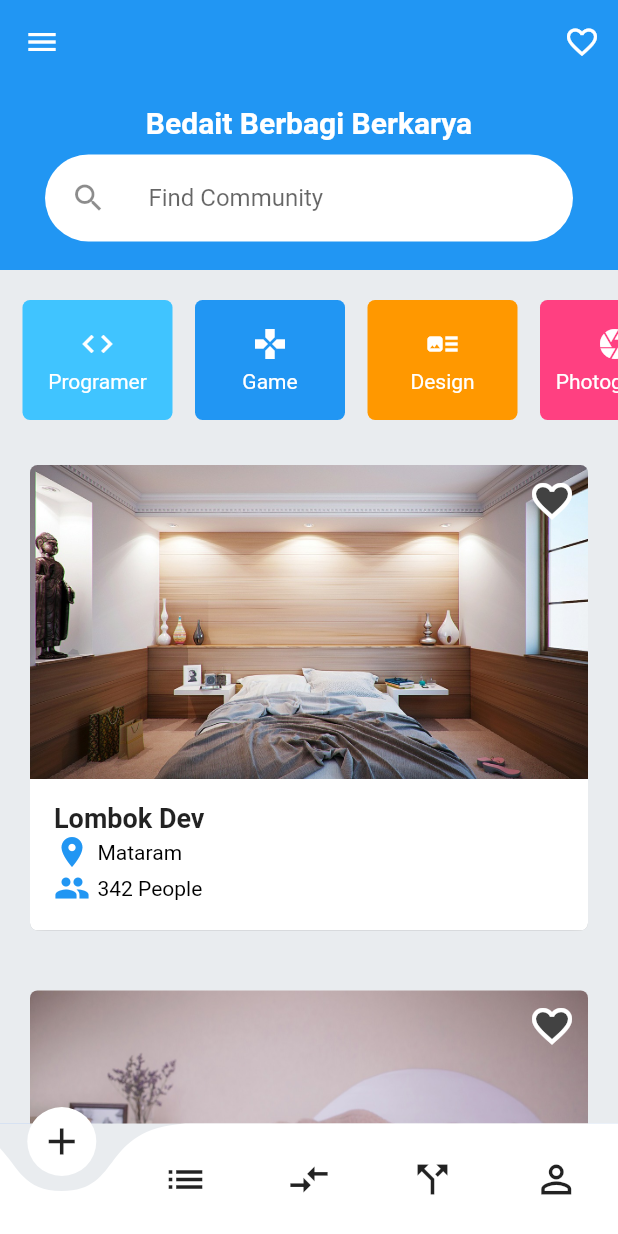
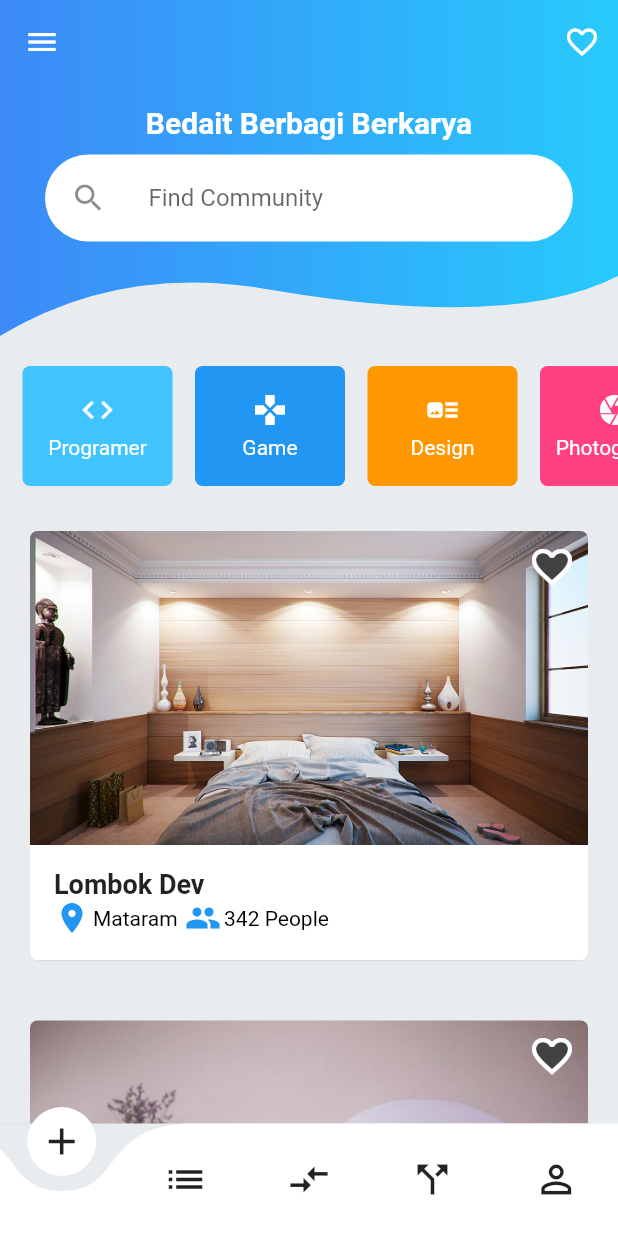
Before and after one commit to jiadmiftx/flutter-hack19-bedait, a Flutter app: the screen it shows after launch, on a phone screen of 412 x 824 dp. Run offline on Flutter 3.47's test engine with Material 2 defaults, Android fonts, the phone set to English and light mode, and no system bars; drawn by our look-alikes of curved_navigation_bar; our stand-ins replace flutter_custom_clippers.

Commit message:
Add Comunity Page

```diff
--- a/lib/main.dart
+++ b/lib/main.dart
@@ -5,6 +5,7 @@ import 'package:hackthon2019/screens/headset.dart';
 import 'package:hackthon2019/screens/home.dart';
 import 'package:hackthon2019/screens/hubs.dart';
 import 'package:hackthon2019/loginscreen/login.dart';
+import 'package:hackthon2019/screens/mycommunity.dart';
 void main() => runApp(MaterialApp(home: BottomNavBar()));
 
 class BottomNavBar extends StatefulWidget {
@@ -16,13 +17,13 @@ class _BottomNavBarState extends State<BottomNavBar> {
   int pageIndex = 0;
 
   //Membuat Pages
-  final HotelHomePage _home = HotelHomePage();
+  final HomeScreen _home = HomeScreen();
   final Headset _headset = Headset();
   final Hubs  _hubs = Hubs();
   final Had _had = Had();
-  final LoginPage _login = LoginPage();
+  final MyCommunityPage _mycommunity = MyCommunityPage();
 
-  Widget _showPage = new HotelHomePage();
+  Widget _showPage = new HomeScreen();
 
   Widget _pageChooser(int page){
     switch (page) {
@@ -30,7 +31,7 @@ class _BottomNavBarState extends State<BottomNavBar> {
       return _home;
       break;
       case 1:
-      return _headset;
+      return _mycommunity;
       break;
       case 2:
       return _hubs;
@@ -38,9 +39,7 @@ class _BottomNavBarState extends State<BottomNavBar> {
       case 3:
       return _had;
       break;
-      case 4:
-      return _login;
-      break;
+
       default:
       return new Container(
         child: new Center(
--- a/lib/screens/home.dart
+++ b/lib/screens/home.dart
@@ -1,4 +1,5 @@
 import 'package:flutter/material.dart';
+import 'package:hackthon2019/ui_component/clipper.dart';
 
 final List rooms = [
   {
@@ -6,7 +7,6 @@ final List rooms = [
     "title": "Lombok Dev",
     "location": "Mataram",
     "member": "342"
-
   },
   {
     "image": "assets/hotel/room2.jpg",
@@ -25,10 +25,10 @@ final List rooms = [
     "title": "Vintage room near Pashupatinath",
     "location": "Mataram",
     "member": "223"
-
   },
 ];
-class HotelHomePage extends StatelessWidget {
+
+class HomeScreen extends StatelessWidget {
   @override
   Widget build(BuildContext context) {
     return Scaffold(
@@ -36,62 +36,76 @@ class HotelHomePage extends StatelessWidget {
       body: CustomScrollView(
         slivers: <Widget>[
           SliverAppBar(
-            expandedHeight: 180.0,
-
-            // backgroundColor: Colors.cyan,
-
+            backgroundColor: Color(0xffe9ecef),
+            expandedHeight: 224.0,
             leading: IconButton(
-              icon: Icon(Icons.menu, color: Colors.white,),
-              onPressed: (){},
+              icon: Icon(
+                Icons.menu,
+                color: Colors.white,
+              ),
+              onPressed: () {},
             ),
             actions: <Widget>[
               IconButton(
-                icon: Icon(Icons.favorite_border, color: Colors.white,),
-                onPressed: (){},
+                icon: Icon(
+                  Icons.favorite_border,
+                  color: Colors.white,
+                ),
+                onPressed: () {},
               ),
             ],
             floating: true,
-            flexibleSpace:
-            ListView(
-
+            flexibleSpace: ClipPath(
+              clipper: Clipper(),
+              child: Container(
+                decoration: BoxDecoration(
+                    gradient: LinearGradient(
+                        colors: [Color(0xff3c8af7), Color(0xff27cafc)])),
+                child: ListView(
                   children: <Widget>[
-
-                SizedBox(height: 70.0,),
-                Text("Bedait Berbagi Berkarya", textAlign: TextAlign.center,style: TextStyle(
+                    SizedBox(
+                      height: 70.0,
+                    ),
+                    Text("Bedait Berbagi Berkarya",
+                        textAlign: TextAlign.center,
+                        style: TextStyle(
                             color: Colors.white,
                             fontWeight: FontWeight.bold,
-                  fontSize: 20.0
-                )),
+                            fontSize: 20.0)),
                     Container(
-                  margin: EdgeInsets.symmetric(horizontal: 30,vertical: 10),
+                      margin:
+                          EdgeInsets.symmetric(horizontal: 30, vertical: 10),
                       padding: EdgeInsets.all(5.0),
                       decoration: BoxDecoration(
                           color: Colors.white,
-                    borderRadius: BorderRadius.circular(40.0)
-                  ),
+                          borderRadius: BorderRadius.circular(40.0)),
                       child: TextField(
                         decoration: InputDecoration(
                           hintText: "Find Community",
                           border: InputBorder.none,
-                      icon: IconButton(onPressed: (){}, icon: Icon(Icons.search)),
+                          icon: IconButton(
+                              onPressed: () {}, icon: Icon(Icons.search)),
                         ),
                       ),
                     ),
                   ],
-            ) ,
                 ),
-          SliverToBoxAdapter(child: SizedBox(height: 10.0,),),
+              ),
+            ),
+          ),
+          SliverToBoxAdapter(
+            child: SizedBox(
+              height: 10.0,
+            ),
+          ),
           SliverToBoxAdapter(
             child: _buildCategories(),
           ),
           SliverList(
-
-            delegate: SliverChildBuilderDelegate(
-              (BuildContext context, int index) {
-                return _buildRooms(context,index);
-              },
-              childCount: 3
-            ),
+            delegate:
+                SliverChildBuilderDelegate((BuildContext context, int index) {
+              return _buildRooms(context, index);
+            }, childCount: 3),
           )
         ],
       ),
@@ -118,14 +132,21 @@ class HotelHomePage extends StatelessWidget {
                     Positioned(
                       right: 10,
                       top: 10,
-                      child: Icon(Icons.favorite, color: Colors.grey.shade800,size: 28.0,),
+                      child: Icon(
+                        Icons.favorite,
+                        color: Colors.grey.shade800,
+                        size: 28.0,
+                      ),
                     ),
                     Positioned(
                       right: 8,
                       top: 8,
-                      child: Icon(Icons.favorite_border, color: Colors.white,size: 32.0,),
+                      child: Icon(
+                        Icons.favorite_border,
+                        color: Colors.white,
+                        size: 32.0,
                       ),
-
+                    ),
                   ],
                 ),
                 Container(
@@ -133,33 +154,50 @@ class HotelHomePage extends StatelessWidget {
                   child: Column(
                     crossAxisAlignment: CrossAxisAlignment.start,
                     children: <Widget>[
-                      Text(room['title'], style: TextStyle(
-                        fontSize: 18.0,
-                        fontWeight: FontWeight.bold
-                      ),),
-                      Row(
-                        crossAxisAlignment: CrossAxisAlignment.center,
-                        children: <Widget>[
-                          Icon(Icons.location_on, color: Colors.blue,),
-                          SizedBox(width: 5.0,),
-                          Text(room['location'], style: TextStyle(color: Colors.black),)
-                        ],
+                      Text(
+                        room['title'],
+                        style: TextStyle(
+                            fontSize: 18.0, fontWeight: FontWeight.bold),
+
                       ),
 
                       Row(
                         crossAxisAlignment: CrossAxisAlignment.center,
                         children: <Widget>[
-                          Icon(Icons.group, color: Colors.blue,),
-                          SizedBox(width: 5.0,),
-                          Text(room['member']+" People", style: TextStyle(color: Colors.black),)
+                          Icon(
+                            Icons.location_on,
+                            color: Colors.blue,
+                          ),
+                          SizedBox(
+                            width: 2.0,
+                          ),
+                          Text(
+                            room['location'],
+                            style: TextStyle(color: Colors.black),
+                          ),
+                          SizedBox(
+                            width: 5.0,
+                          ),
+                          Icon(
+                            Icons.group,
+                            color: Colors.blue,
+                          ),
+                          SizedBox(
+                            width: 2.0,
+                          ),
+                          Text(
+                            room['member'] + " People",
+                            style: TextStyle(color: Colors.black),
+                          )
                         ],
-                      )
+                      ),
+
+
                     ],
                   ),
                 ),
               ],
             ),
-
           ),
         ),
       ),
@@ -172,82 +210,94 @@ class HotelHomePage extends StatelessWidget {
       child: ListView(
         scrollDirection: Axis.horizontal,
         children: <Widget>[
-            SizedBox(width: 15.0,),
+          SizedBox(
+            width: 15.0,
+          ),
           Category(
             backgroundColor: Colors.lightBlueAccent,
             icon: Icons.code,
             title: "Programer",
           ),
-            SizedBox(width: 15.0,),
+          SizedBox(
+            width: 15.0,
+          ),
           Category(
             backgroundColor: Colors.blue,
             title: "Game",
             icon: Icons.games,
           ),
-            SizedBox(width: 15.0,),
+          SizedBox(
+            width: 15.0,
+          ),
           Category(
             icon: Icons.art_track,
             backgroundColor: Colors.orange,
             title: "Design",
           ),
-            SizedBox(width: 15.0,),
+          SizedBox(
+            width: 15.0,
+          ),
           Category(
             icon: Icons.camera,
             backgroundColor: Colors.pinkAccent,
             title: "Photography",
           ),
-            SizedBox(width: 15.0,),
+          SizedBox(
+            width: 15.0,
+          ),
           Category(
             icon: Icons.business,
             backgroundColor: Colors.red,
             title: "Business",
           ),
-            SizedBox(width: 15.0,),
+          SizedBox(
+            width: 15.0,
+          ),
           Category(
             icon: Icons.healing,
             backgroundColor: Colors.green,
             title: "Sport",
           )
-
         ],
       ),
     );
   }
 }
 
-
 class Category extends StatelessWidget {
   final IconData icon;
   final String title;
   final Color backgroundColor;
 
-  const Category({
-    Key key,
+  const Category(
+      {Key key,
       @required this.icon,
       @required this.title,
-    this.backgroundColor
-  }) : super(key: key);
+      this.backgroundColor})
+      : super(key: key);
 
   @override
   Widget build(BuildContext context) {
     return InkWell(
-      onTap: (){},
+      onTap: () {},
       child: Container(
         decoration: BoxDecoration(
             color: backgroundColor,
-          borderRadius: BorderRadius.all(Radius.circular(5.0))
-        ),
+            borderRadius: BorderRadius.all(Radius.circular(5.0))),
         margin: EdgeInsets.symmetric(vertical: 10.0),
         padding: EdgeInsets.all(10.0),
         width: 100,
         child: Column(
           mainAxisAlignment: MainAxisAlignment.center,
           children: <Widget>[
-            Icon(icon, color: Colors.white,),
-            SizedBox(height: 5.0,),
-            Text(title, style: TextStyle(
-              color: Colors.white
-            ))
+            Icon(
+              icon,
+              color: Colors.white,
+            ),
+            SizedBox(
+              height: 5.0,
+            ),
+            Text(title, style: TextStyle(color: Colors.white))
           ],
         ),
       ),
--- /dev/null
+++ b/lib/ui_component/clipper.dart
@@ -0,0 +1,24 @@
+import 'package:flutter/material.dart';
+
+class Clipper extends CustomClipper<Path>{
+  @override
+  getClip(Size size) {
+    final Path path = Path();
+    path.lineTo(0.0, size.height); //x,y
+    var firstEndPoint = Offset(size.width*0.45, size.height-30);
+    var firstControlPoint = Offset(size.width*0.20, size.height-50.0);
+    path.quadraticBezierTo(firstControlPoint.dx, firstControlPoint.dy, firstEndPoint.dx, firstEndPoint.dy);
+
+    var secondEndPoint = Offset(size.width, size.height-40.0);
+    var secondControlPoint = Offset(size.width*.83, size.height-4);
+    path.quadraticBezierTo(secondControlPoint.dx, secondControlPoint.dy, secondEndPoint.dx, secondEndPoint.dy);
+
+    path.lineTo(size.width, 0.0);
+    path.close();
+    return path;
+  }
+
+  @override
+  bool shouldReclip(CustomClipper oldClipper) => true;
+
+}
```
Also changed, not shown: lib/screens/mycommunity.dart (added, +190 -0 lines), pubspec.lock. Lines whose indentation alone changed are shown as unchanged.
